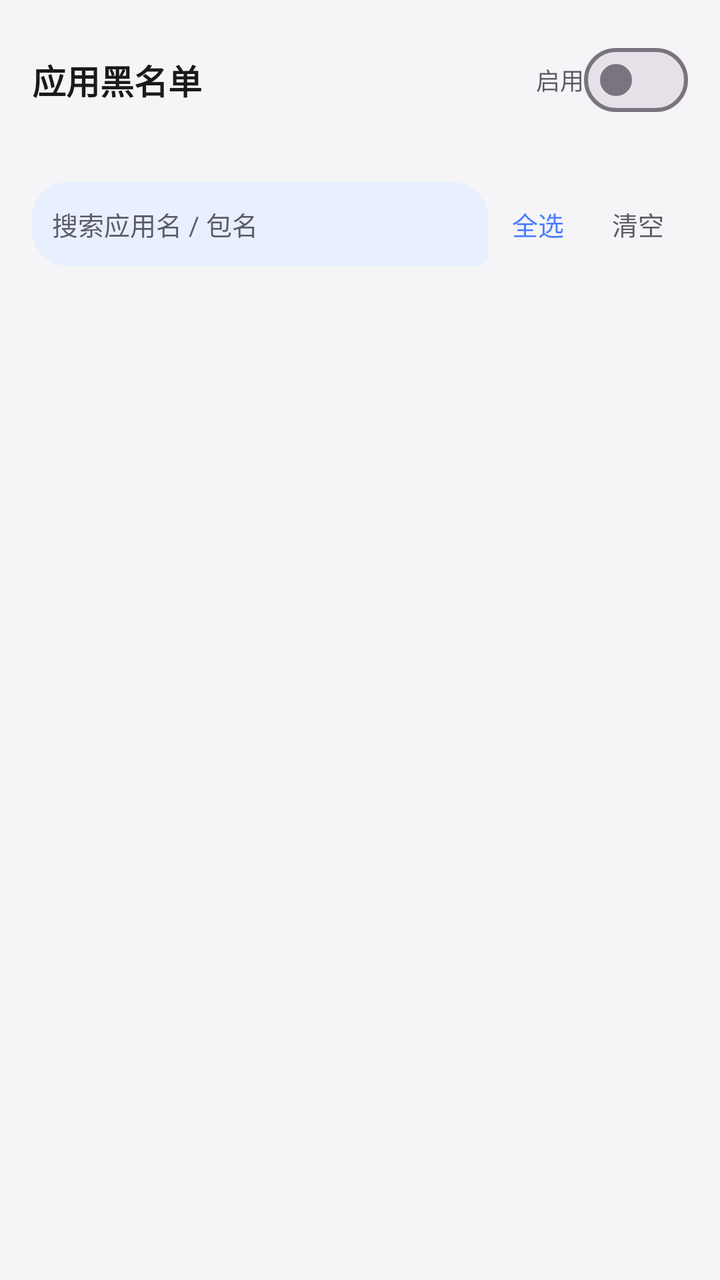
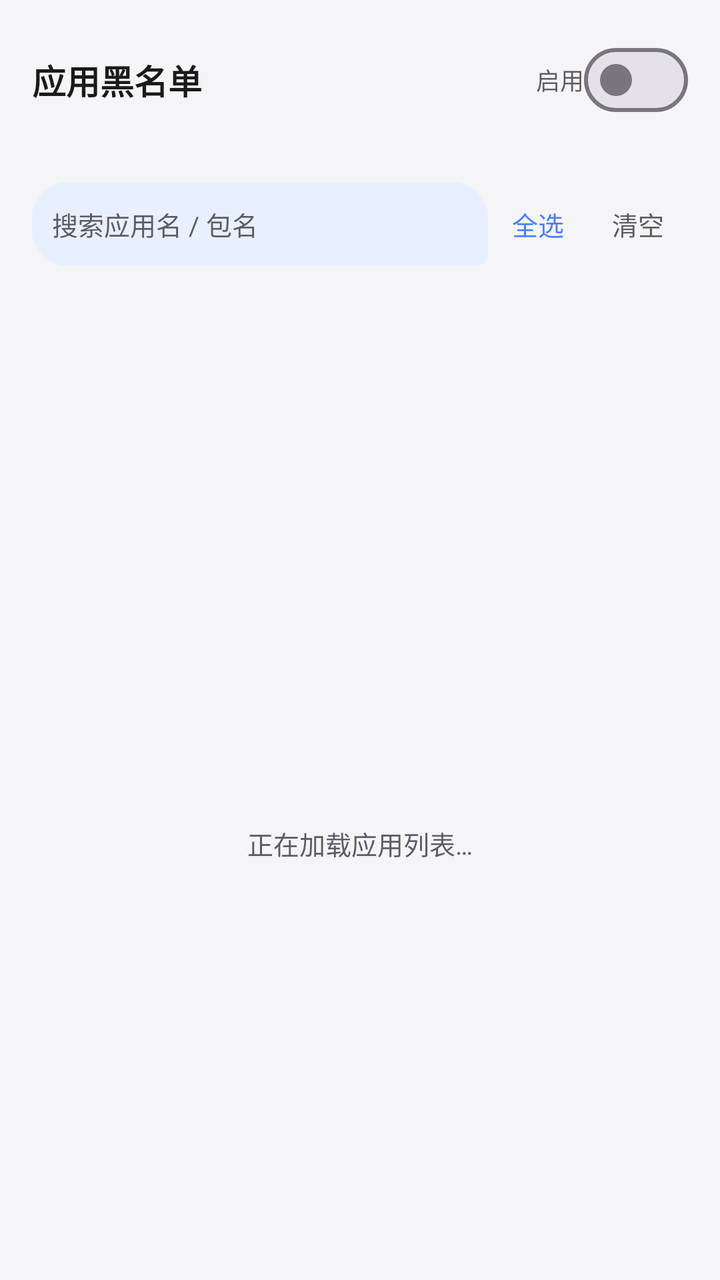

Screens rendered from an Android XML layout before and after an edit, with the pre-edit source and the edit as a unified diff.
<!-- AndroidManifest.xml: activity theme Theme.NekoType.Main -->
<!-- res/layout/activity_blacklist.xml -->
<?xml version="1.0" encoding="utf-8"?>
<LinearLayout xmlns:android="http://schemas.android.com/apk/res/android"
    xmlns:app="http://schemas.android.com/apk/res-auto"
    android:id="@+id/root"
    android:layout_width="match_parent"
    android:layout_height="match_parent"
    android:orientation="vertical"
    android:background="@drawable/bg_gradient_app">

    <LinearLayout
        android:layout_width="match_parent"
        android:layout_height="wrap_content"
        android:orientation="vertical"
        android:padding="16dp">

        <LinearLayout
            android:layout_width="match_parent"
            android:layout_height="wrap_content"
            android:orientation="horizontal"
            android:gravity="center_vertical">
            <TextView
                android:layout_width="0dp"
                android:layout_height="wrap_content"
                android:layout_weight="1"
                android:text="@string/t100"
                android:textSize="17sp"
                android:textStyle="bold"
                android:textColor="?attr/colorOnSurface"/>
            <TextView
                android:layout_width="wrap_content"
                android:layout_height="wrap_content"
                android:text="@string/t124"
                android:textSize="12sp"
                android:textColor="?attr/colorOnSurfaceVariant"/>
            <com.google.android.material.materialswitch.MaterialSwitch
                android:id="@+id/swBlacklist"
                android:layout_width="wrap_content"
                android:layout_height="wrap_content"/>
        </LinearLayout>

        <TextView
            android:id="@+id/tvBlacklistHint"
            android:layout_width="match_parent"
            android:layout_height="wrap_content"
            android:textSize="12sp"
            android:textColor="?attr/colorOnSurfaceVariant"
            android:layout_marginTop="2dp"/>

        <LinearLayout
            android:layout_width="match_parent"
            android:layout_height="wrap_content"
            android:orientation="horizontal"
            android:gravity="center_vertical"
            android:layout_marginTop="8dp">
            <EditText
                android:id="@+id/etSearch"
                android:layout_width="0dp"
                android:layout_height="wrap_content"
                android:layout_weight="1"
                android:hint="@string/i1"
                android:background="@drawable/bg_bubble_in"
                android:padding="10dp"
                android:textSize="13sp"
                android:textColor="?attr/colorOnSurface"
                android:textColorHint="?attr/colorOnSurfaceVariant"
                android:minHeight="42dp"/>
            <TextView
                android:id="@+id/btnSelectAll"
                android:layout_width="wrap_content"
                android:layout_height="wrap_content"
                android:text="@string/t125"
                android:textSize="13sp"
                android:textColor="?attr/colorPrimary"
                android:gravity="center"
                android:padding="12dp"
                android:foreground="?attr/selectableItemBackground"/>
            <TextView
                android:id="@+id/btnClearAll"
                android:layout_width="wrap_content"
                android:layout_height="wrap_content"
                android:text="@string/t121"
                android:textSize="13sp"
                android:textColor="?attr/colorOnSurfaceVariant"
                android:gravity="center"
                android:padding="12dp"
                android:foreground="?attr/selectableItemBackground"/>
        </LinearLayout>
    </LinearLayout>

    <androidx.recyclerview.widget.RecyclerView
        android:id="@+id/rvApps"
        android:layout_width="match_parent"
        android:layout_height="0dp"
        android:layout_weight="1"
        android:clipToPadding="false"
        android:paddingBottom="16dp"/>
</LinearLayout>
<!-- resources referenced by this layout -->
<resources>
  <!-- drawable bg_bubble_in (drawable) -->
  <?xml version="1.0" encoding="utf-8"?>
  <shape xmlns:android="http://schemas.android.com/apk/res/android"
      android:shape="rectangle">
      <solid android:color="@color/bubble_in"/>
      <corners
          android:topLeftRadius="18dp"
          android:topRightRadius="18dp"
          android:bottomLeftRadius="18dp"
          android:bottomRightRadius="6dp"/>
  </shape>
  <!-- drawable bg_gradient_app (drawable) -->
  <?xml version="1.0" encoding="utf-8"?>
  <shape xmlns:android="http://schemas.android.com/apk/res/android"
      android:shape="rectangle">
      <solid android:color="@color/bg_0"/>
  </shape>
  <string name="i1">搜索应用名 / 包名</string>
  <string name="t100">应用黑名单</string>
  <string name="t121">清空</string>
  <string name="t124">启用</string>
  <string name="t125">全选</string>
  <style name="Theme.NekoType.Main" parent="Theme.NekoType">
          <item name="windowActionBar">false</item>
          <item name="windowNoTitle">true</item>
      </style>
  <color name="bubble_in">#E8F0FF</color>
  <color name="bg_0">#F5F5F7</color>
  <style name="Theme.NekoType" parent="Theme.Material3.DayNight">
          <item name="colorPrimary">@color/accent_blue</item>
          <item name="colorOnPrimary">@color/md_theme_onPrimary</item>
          <item name="colorPrimaryContainer">@color/glass_strong</item>
          <item name="colorOnPrimaryContainer">@color/fg_0</item>
          <item name="colorSecondary">@color/accent_purple</item>
          <item name="colorOnSecondary">@color/md_theme_onPrimary</item>
          <item name="colorSecondaryContainer">@color/glass_strong</item>
          <item name="colorOnSecondaryContainer">@color/fg_0</item>
          
          <item name="colorSurface">#F5FFFFFF</item>
          <item name="colorOnSurface">@color/fg_0</item>
          <item name="colorOnSurfaceVariant">@color/fg_1</item>
          <item name="colorOutlineVariant">@color/border_glass</item>
          
          <item name="android:windowBackground">@color/bg_0</item>
          <item name="android:statusBarColor">@color/bg_0</item>
          <item name="android:navigationBarColor">@color/bg_0</item>
          <item name="android:windowLightStatusBar">@bool/light_status_bar</item>
          <item name="android:windowAnimationStyle">@style/NekoWindowAnim</item>
      </style>
  <color name="accent_blue">#4A7DFF</color>
  <color name="md_theme_onPrimary">#FFFFFF</color>
  <color name="glass_strong">#F7F7FA</color>
  <color name="fg_0">#1A1A1A</color>
  <color name="accent_purple">#9B6CFF</color>
  <color name="fg_1">#5C5C66</color>
  <color name="border_glass">#F2F2F5</color>
  <style name="NekoWindowAnim" parent="@android:style/Animation.Activity">
          <item name="android:activityOpenEnterAnimation">@anim/cyber_activity_enter</item>
          <item name="android:activityOpenExitAnimation">@anim/cyber_activity_exit</item>
          <item name="android:activityCloseEnterAnimation">@anim/cyber_activity_enter</item>
          <item name="android:activityCloseExitAnimation">@null</item>
      </style>
</resources>

<!-- the commit's change to res/layout/activity_blacklist.xml (unified diff, before → after) -->
@@ -87,11 +87,34 @@
         </LinearLayout>
     </LinearLayout>
 
+    
+    <LinearLayout
+        android:id="@+id/llLoading"
+        android:layout_width="match_parent"
+        android:layout_height="0dp"
+        android:layout_weight="1"
+        android:orientation="vertical"
+        android:gravity="center"
+        android:visibility="visible">
+        <ProgressBar
+            android:layout_width="42dp"
+            android:layout_height="42dp"
+            android:indeterminate="true"/>
+        <TextView
+            android:layout_width="wrap_content"
+            android:layout_height="wrap_content"
+            android:layout_marginTop="12dp"
+            android:text="@string/bl_loading"
+            android:textSize="13sp"
+            android:textColor="?attr/colorOnSurfaceVariant"/>
+    </LinearLayout>
+
     <androidx.recyclerview.widget.RecyclerView
         android:id="@+id/rvApps"
         android:layout_width="match_parent"
         android:layout_height="0dp"
         android:layout_weight="1"
+        android:visibility="gone"
         android:clipToPadding="false"
         android:paddingBottom="16dp"/>
 </LinearLayout>
<!-- resource entries referenced after the edit -->
@@ -17,6 +17,7 @@
       android:shape="rectangle">
       <solid android:color="@color/bg_0"/>
   </shape>
+  <string name="bl_loading">正在加载应用列表…</string>
   <string name="i1">搜索应用名 / 包名</string>
   <string name="t100">应用黑名单</string>
   <string name="t121">清空</string>
